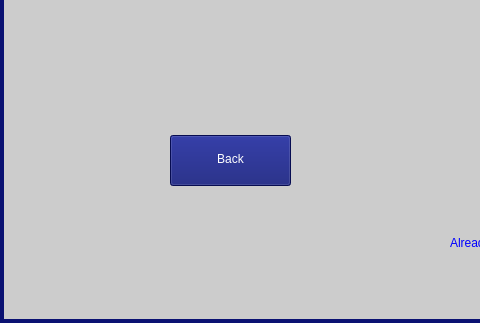
The window that SignUp.ui (AbdulRehmani2/Route-Optimization-System) describes before a commit, drawn with Qt 5; both pictures show x 0 to 480 and y 505 to 828 of the 1121 by 828 pixel window.
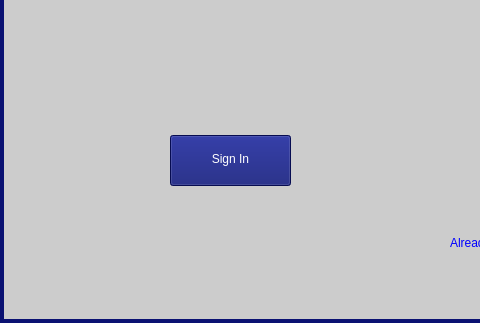
The same window after the commit.

Patch:
```diff
--- a/SignUp.ui
+++ b/SignUp.ui
@@ -192,7 +192,7 @@
 color: white;</string>
     </property>
     <property name="text">
-     <string>Back</string>
+     <string>Sign In</string>
     </property>
    </widget>
    <widget class="QPushButton" name="SignUpButton">
```
